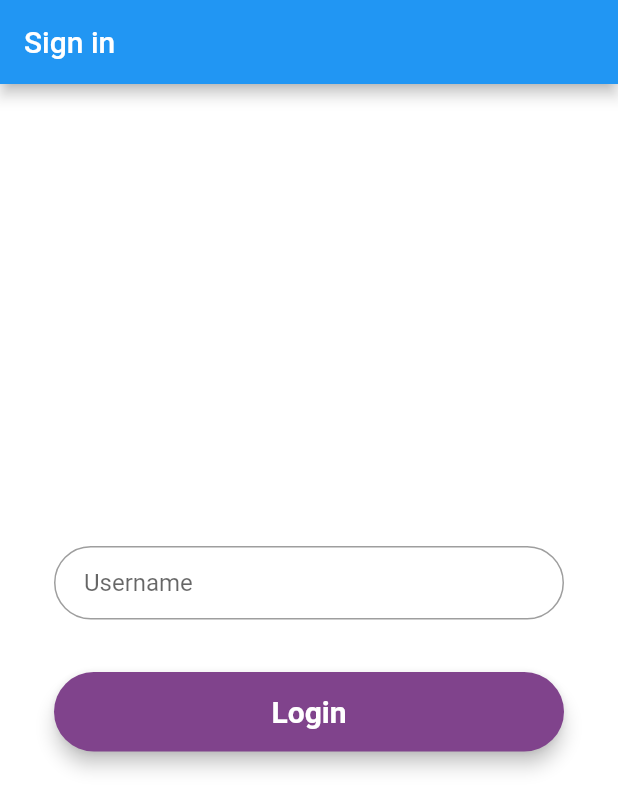
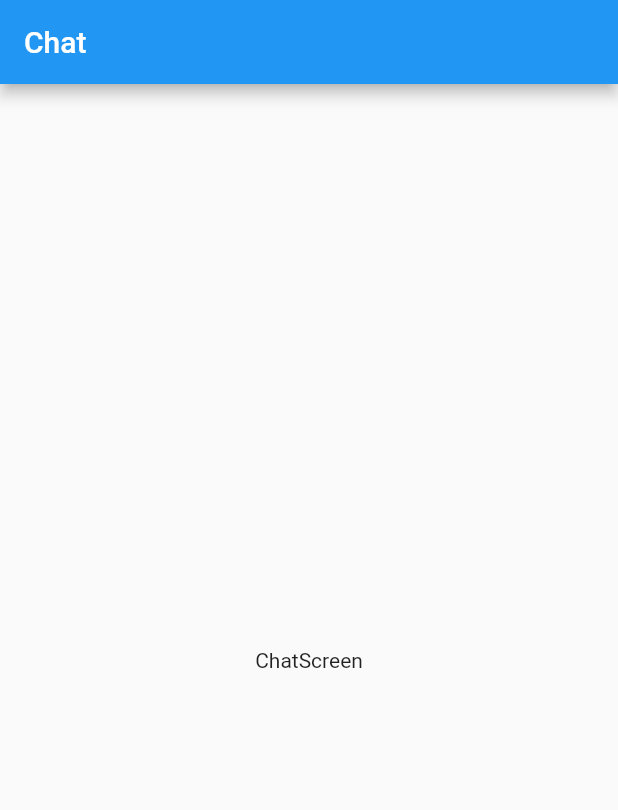
Before and after one commit to kindacommander/web-chat-client, a Flutter app: the screen it shows after launch, after a tap on "Login", on a phone screen of 412 x 824 dp. Shown: the top 810 px of the screen. Run offline on Flutter 3.47's test engine with Material 2 defaults, Android fonts, the phone set to English and light mode, and no system bars; generated files the repository leaves out were written again; network calls fail; Roboto replaces fonts that are missing (Montserrat).

Commit message:
Login upgraded.

```diff
--- a/lib/main.dart
+++ b/lib/main.dart
@@ -1,6 +1,6 @@
 import 'package:flutter/material.dart';
-import 'src/app.dart';
+import 'src/root.dart';
 
 void main() {
-  runApp(MyApp());
+  runApp(Root());
 }
--- a/lib/src/auth/login.dart
+++ b/lib/src/auth/login.dart
@@ -4,19 +4,24 @@ import 'dart:convert';
 import 'package:web_chat_client/src/msg/message.dart';
 
 class LoginScreen extends StatefulWidget {
-  LoginScreen({Key key, this.title}) : super(key: key);
+  LoginScreen({@required this.onLogin, Key key, this.title}) : super(key: key);
 
   final String title;
+  final VoidCallback onLogin;
 
   @override
-  LoginScreenState createState() => LoginScreenState();
+  LoginScreenState createState() => LoginScreenState(onLogin: onLogin);
 }
 
 class LoginScreenState extends State<LoginScreen> {
   final textStyle = TextStyle(fontFamily: 'Montserrat', fontSize: 20.0);
   final loginController = TextEditingController();
 
+  LoginScreenState({@required this.onLogin});
+
   IOWebSocketChannel wsChannel;
+
+  final VoidCallback onLogin;
 
   bool isLoggedIn = false;
 
@@ -41,13 +46,10 @@ class LoginScreenState extends State<LoginScreen> {
         padding: EdgeInsets.fromLTRB(20.0, 15.0, 20.0, 15.0),
         onPressed: () {
           setState(() {
-            wsChannel = IOWebSocketChannel.connect('ws://192.168.31.103:8080/ws');
-          });
-          var msg = Message(sender: "System", body: "New User: " + loginController.text);
-          wsChannel.sink.add(json.encode(msg));
-          setState(() {
+            wsChannel = IOWebSocketChannel.connect('ws://192.168.31.103:8080/ws?username=' + loginController.text);
             isLoggedIn = true;
           });
+          onLogin();
         },
         child: Text("Login",
           textAlign: TextAlign.center,
--- /dev/null
+++ b/lib/src/chat.dart
@@ -0,0 +1,21 @@
+import 'package:flutter/material.dart';
+
+class ChatScreen extends StatelessWidget{
+  ChatScreen({Key key, this.title}) : super(key: key);
+
+  final String title;
+
+  @override
+  Widget build(BuildContext context) {
+    return Scaffold(
+      appBar: AppBar(
+        title: Text(this.title),
+      ),
+      body: Center(
+        child: Container(
+          child: Text('ChatScreen'),
+        ),
+      ),
+    );
+  }
+}
--- /dev/null
+++ b/lib/src/root.dart
@@ -0,0 +1,37 @@
+import 'package:flutter/material.dart';
+import 'package:web_chat_client/src/auth/login.dart';
+import 'package:web_chat_client/src/chat.dart';
+
+enum LoginState {
+  loggedOut,
+  loggedIn
+}
+
+class Root extends StatefulWidget {
+  Root({Key key}) : super(key: key);
+
+  @override
+  State createState() => RootState();
+}
+
+class RootState extends State<Root> {
+  LoginState loginState = LoginState.loggedOut;
+
+  @override
+  Widget build(BuildContext context) {
+    return MaterialApp(
+      title: 'Flutter Demo',
+      theme: ThemeData(
+        primarySwatch: Colors.blue,
+        visualDensity: VisualDensity.adaptivePlatformDensity,
+      ),
+      home: loginState == LoginState.loggedOut
+          ? LoginScreen(title: 'Sign in', onLogin: () =>
+            setState(() {
+              this.loginState = LoginState.loggedIn;
+            })
+          )
+          : ChatScreen(title: "Chat"),
+    );
+  }
+}
```
Also changed, not shown: lib/src/app.dart (deleted, +0 -65 lines), 1 other file.
